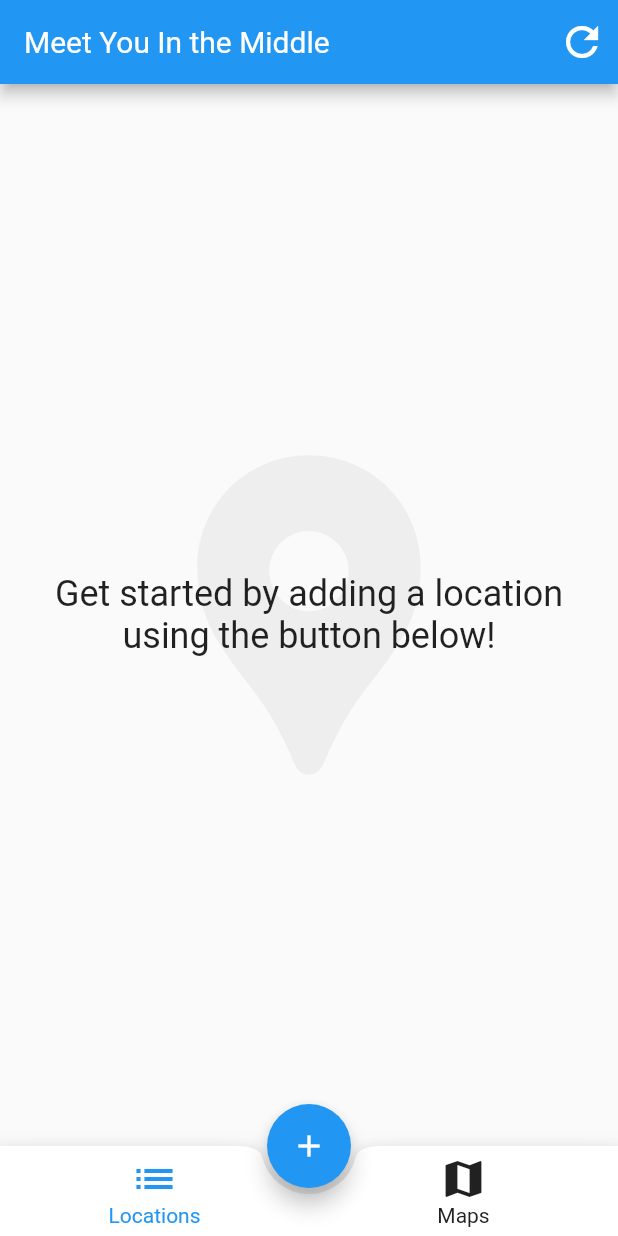
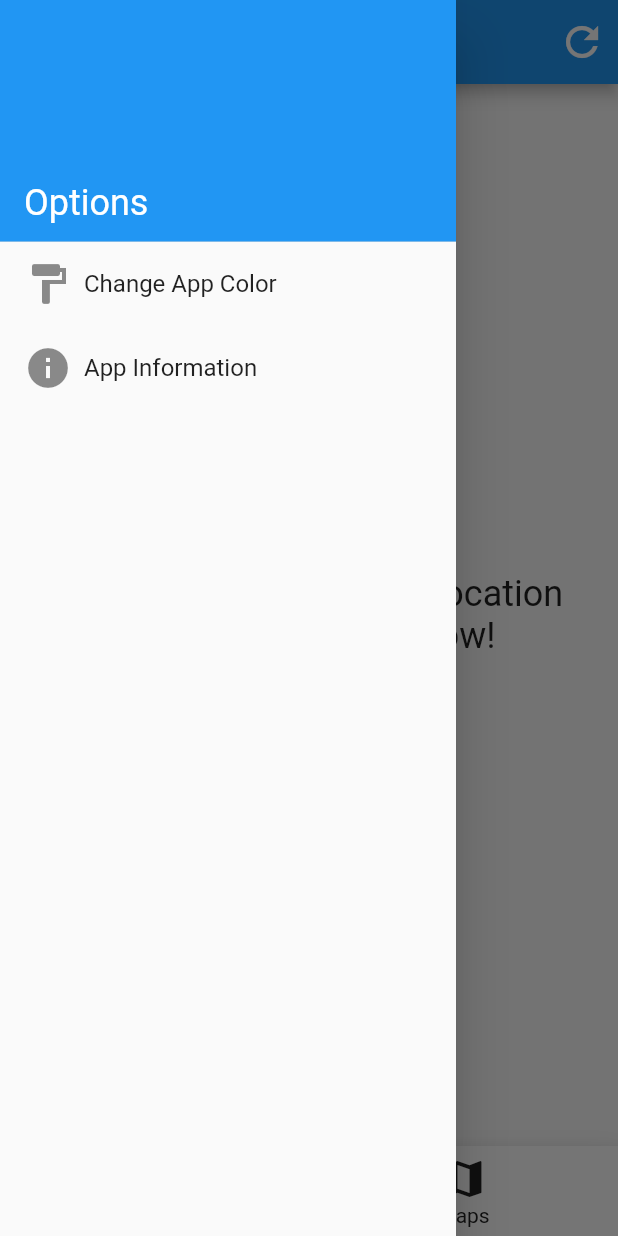
Before and after one commit to rjmarzec/meet_you_in_the_middle, a Flutter app: the screen it shows after launch, with the side drawer open (before the commit the screen has no drawer), on a phone screen of 412 x 824 dp. Run offline on Flutter 3.47's test engine with Material 2 defaults, Android fonts, the phone set to English and light mode, and no system bars; our stand-ins replace google_maps_flutter, shared_preferences; missing offline and left inert: geocoder, google_place.

Commit message:
added an app drawer with the framework for showing app info and changing the theme color

```diff
--- a/lib/main.dart
+++ b/lib/main.dart
@@ -99,6 +99,7 @@ class _HomePageState extends State<HomePage> {
           _buildLocationResetButton(),
         ],
       ),
+      drawer: _buildAppDrawer(),
       body: _buildSelectedPage(),
       floatingActionButton: _buildAddLocationButton(),
       floatingActionButtonLocation: FloatingActionButtonLocation.centerDocked,
@@ -131,6 +132,103 @@ class _HomePageState extends State<HomePage> {
             return AddLocationDialog();
           },
         ).then((_) => setState(() {}));
+      },
+    );
+  }
+
+  Drawer _buildAppDrawer() {
+    return Drawer(
+      child: ListView(
+        children: [
+          _buildDrawerHeader(),
+          _buildDrawerPickColorButton(),
+          _buildDrawerInfoButton(),
+        ],
+      ),
+    );
+  }
+
+  Widget _buildDrawerHeader() {
+    return DrawerHeader(
+      margin: EdgeInsets.zero,
+      padding: EdgeInsets.zero,
+      decoration: BoxDecoration(
+        color: Theme.of(context).primaryColor,
+      ),
+      child: Stack(
+        children: <Widget>[
+          Positioned(
+            bottom: 12.0,
+            left: 16.0,
+            child: Text(
+              "Options",
+              style: TextStyle(
+                  color: Colors.white,
+                  fontSize: 24.0,
+                  fontWeight: FontWeight.w500),
+            ),
+          ),
+        ],
+      ),
+    );
+  }
+
+  Widget _buildDrawerPickColorButton() {
+    return ListTile(
+      title: Row(
+        children: <Widget>[
+          Icon(
+            Icons.format_paint,
+            size: 32,
+          ),
+          Padding(
+            padding: EdgeInsets.only(left: 8.0),
+            child: Text(
+              "Change App Color",
+              style: TextStyle(fontSize: 16),
+            ),
+          )
+        ],
+      ),
+      onTap: () {
+        showDialog(
+          context: context,
+          builder: (_) {
+            return Center(child: Text("temp"));
+          },
+        ).then((_) => setState(() {
+              //Navigator.pop(context);
+            }));
+      },
+    );
+  }
+
+  Widget _buildDrawerInfoButton() {
+    return ListTile(
+      title: Row(
+        children: <Widget>[
+          Icon(
+            Icons.info,
+            size: 32,
+          ),
+          Padding(
+            padding: EdgeInsets.only(left: 8.0),
+            child: Text(
+              "App Information",
+              style: TextStyle(fontSize: 16),
+            ),
+          )
+        ],
+      ),
+      onTap: () {
+        showDialog(
+          context: context,
+          builder: (_) {
+            return Center(child: Text("temp"));
+          },
+        ).then((_) => setState(() {
+              //Navigator.pop(context);
+            }));
       },
     );
   }
```
